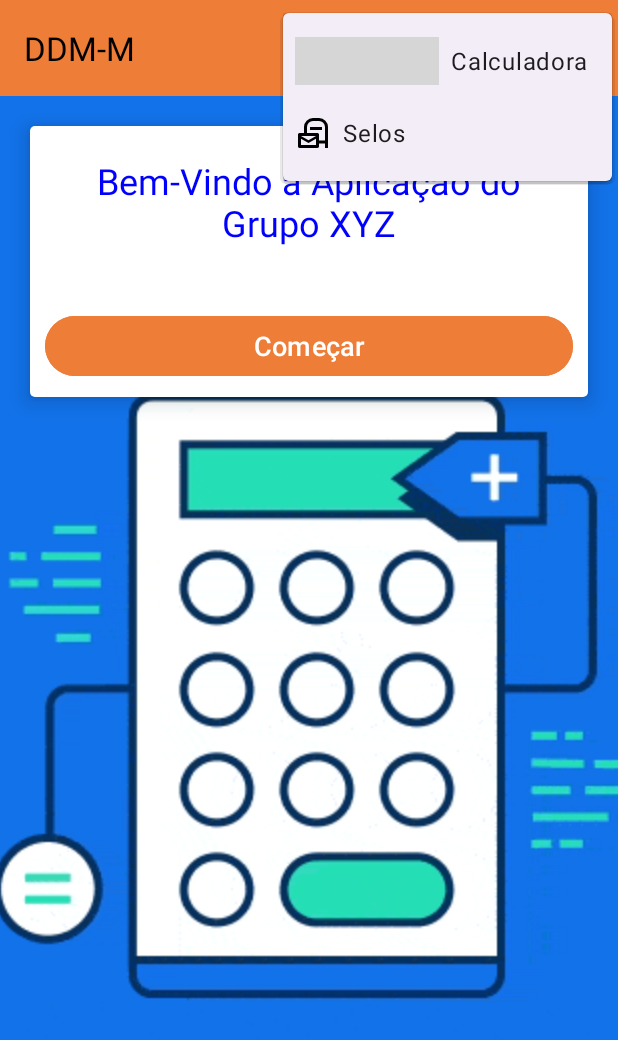
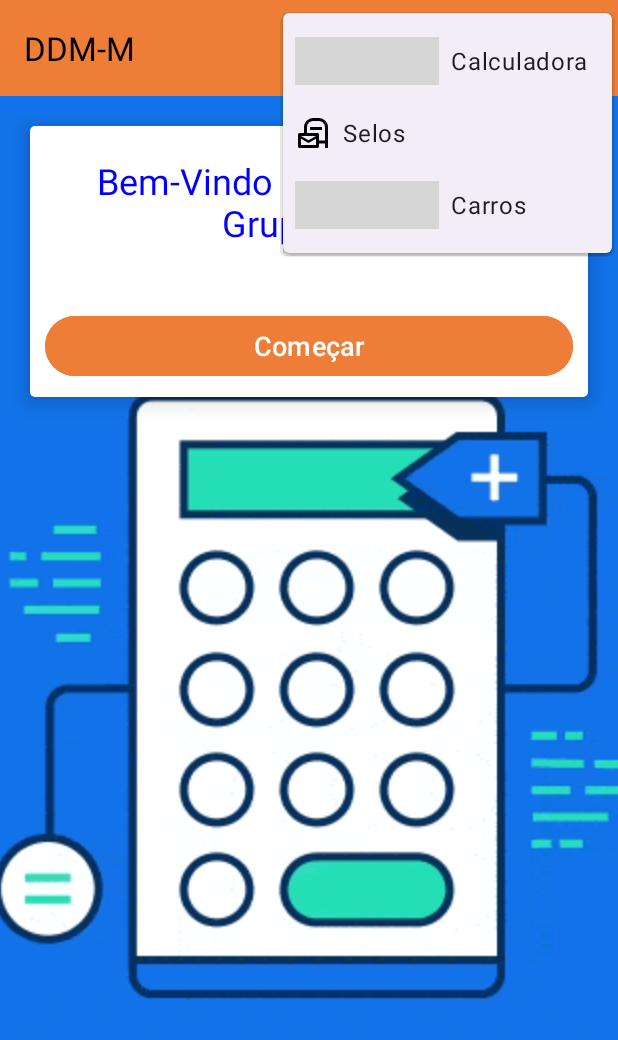
Before and after one commit to AlmeidaF001/Java-Calculator, an Android app: the screen it shows after launch (MainActivity), with the options menu open, on a phone screen of 412 x 824 dp. Shown: the top 1040 px of the screen. Run offline under Robolectric (Android 15) with nearby library versions, the phone set to English and light mode, and no system bars; grey boxes are pictures that could not be loaded.

Commit message:
Versão Final

```diff
--- a/app/src/main/AndroidManifest.xml
+++ b/app/src/main/AndroidManifest.xml
@@ -17,7 +17,6 @@
             android:exported="true">
             <intent-filter>
                 <action android:name="android.intent.action.MAIN" />
-
                 <category android:name="android.intent.category.LAUNCHER" />
             </intent-filter>
         </activity>
--- a/app/src/main/res/layout/activity_main.xml
+++ b/app/src/main/res/layout/activity_main.xml
@@ -30,10 +30,13 @@
         android:name="com.example.pratica.Home"
         android:layout_width="match_parent"
         android:layout_height="800dp"
+        app:defaultNavHost="true"
         app:layout_constraintEnd_toEndOf="parent"
+        app:layout_constraintHorizontal_bias="1.0"
         app:layout_constraintStart_toStartOf="parent"
-        app:navGraph="@navigation/navegar"
-        app:defaultNavHost="true"
-        app:layout_constraintTop_toBottomOf="@+id/appbar_appbar_main" />
+        app:layout_constraintTop_toBottomOf="@+id/appbar_appbar_main"
+        app:navGraph="@navigation/navegar" />
+
+
 
 </androidx.constraintlayout.widget.ConstraintLayout>
--- a/app/src/main/res/menu/mainmenu.xml
+++ b/app/src/main/res/menu/mainmenu.xml
@@ -13,4 +13,10 @@
         android:title="Selos"
         app:showAsAction="collapseActionView"></item>
 
+    <item
+        android:id="@+id/mnu_carros_mainmenu"
+        android:icon="@drawable/icon_carros"
+        android:title="Carros"
+        app:showAsAction="collapseActionView"></item>
+
 </menu>
```
Also changed, not shown: app/src/main/java/com/example/pratica/MainActivity.java (+12 -1 lines), app/src/main/res/mipmap-xhdpi/gif.webp (deleted).
